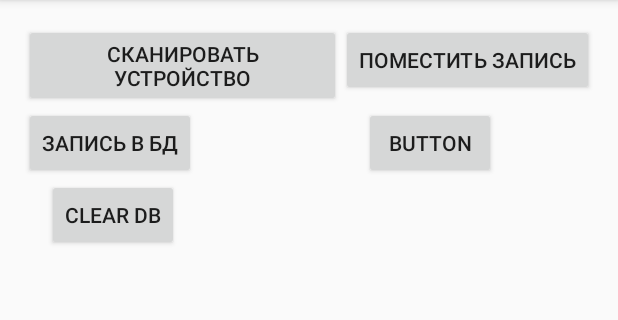
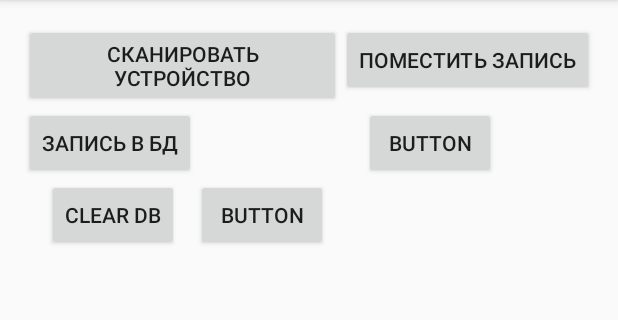
Before and after one commit to Abay11/smsDefender2, an Android app: the screen it shows after launch (MainActivity), after a tap on "BUTTON", on a phone screen of 412 x 824 dp, the part 84-404 px from its top. Run offline under Robolectric (Android 15) with nearby library versions, the phone set to English and light mode, and no system bars.

Commit message:
added db

```diff
--- a/app/src/main/java/com/example/adygha/smsdefender/DatabaseHandler.java
+++ b/app/src/main/java/com/example/adygha/smsdefender/DatabaseHandler.java
@@ -42,7 +42,7 @@ public class DatabaseHandler extends SQLiteOpenHelper {
     }
 
     //code to add new melignant sms
-    void addSMS(String address, String smsBody){
+    public void addSMS(String address, String smsBody){
         SQLiteDatabase db = this.getWritableDatabase();
         ContentValues values =  new ContentValues();
         values.put(KEY_ADDRESS, address);
@@ -53,9 +53,9 @@ public class DatabaseHandler extends SQLiteOpenHelper {
     }
 
     //code to get the cursor
-    Cursor getCursor(){
+    public Cursor getCursor(){
         SQLiteDatabase db = this.getReadableDatabase();
-        Cursor cursor = db.rawQuery("SELECT " + KEY_ADDRESS + ", " + KEY_SMSBODY + " FROM " + TABLE_SMS, null);
+        Cursor cursor = db.rawQuery("SELECT " + KEY_ID + ", " + KEY_ADDRESS + ", " + KEY_SMSBODY + " FROM " + TABLE_SMS, null);
         return cursor;
     }
 
--- a/app/src/main/java/com/example/adygha/smsdefender/SmsReceiver.java
+++ b/app/src/main/java/com/example/adygha/smsdefender/SmsReceiver.java
@@ -20,6 +20,8 @@ public class SmsReceiver extends BroadcastReceiver {
     String toastText = "Новое сообщение";
     String originatingAddress = "";
     String smsBody = "";
+
+
     @Override
     public void onReceive(Context context, Intent intent) {
         if(intent.getAction().equals(SMS_RECEIVED)){
@@ -41,6 +43,10 @@ public class SmsReceiver extends BroadcastReceiver {
                         abortBroadcast();
                         Log.d(TAG, "aborted broadcast");
                         toastText = "Нежелательное содержимое! Сообщение удалено.";
+
+                        DatabaseHandler handler = new DatabaseHandler(context);
+                        handler.addSMS(originatingAddress, smsBody);
+
                         Uri inboxURI = Uri.parse("content://sms/");
 //                        ContentResolver cr = context.getContentResolver();
                         Cursor cur = context.getContentResolver().query(inboxURI, new String[]{"_id"}, null, null, null);
--- a/app/src/main/res/layout/activity_main.xml
+++ b/app/src/main/res/layout/activity_main.xml
@@ -15,8 +15,8 @@
         android:layout_width="wrap_content"
         android:layout_height="wrap_content"
         android:layout_alignParentStart="true"
-        android:id="@+id/button"
-        android:onClick="onClickButton"
+        android:id="@+id/bscanner"
+        android:onClick="onClickButtonScan"
         android:layout_toStartOf="@+id/button2" />
 
 
@@ -27,14 +27,14 @@
         android:layout_height="wrap_content"
         android:id="@+id/button2"
         android:onClick="onClickButton2"
-        android:layout_alignTop="@+id/button"
+        android:layout_alignTop="@+id/bscanner"
         android:layout_alignParentEnd="true"/>
 
     <Button
         android:text="запись в БД"
         android:layout_width="wrap_content"
         android:layout_height="wrap_content"
-        android:layout_below="@id/button"
+        android:layout_below="@id/bscanner"
         android:id="@+id/button3"
         android:onClick="onClickButton3"/>
 
@@ -43,8 +43,8 @@
         android:text="Button"
         android:layout_width="wrap_content"
         android:layout_height="wrap_content"
-        android:layout_below="@+id/button"
-        android:layout_toEndOf="@+id/button"
+        android:layout_below="@+id/bscanner"
+        android:layout_toEndOf="@+id/bscanner"
         android:layout_marginStart="15dp"
         android:id="@+id/button4"
         android:onClick="onClickButton4"/>
@@ -63,9 +63,17 @@
         android:id="@+id/listView"
         android:layout_width="match_parent"
         android:layout_height="match_parent"
-        android:layout_below="@+id/button4"
+        android:layout_below="@+id/button5"
         android:layout_alignParentStart="true" />
 
+    <Button
+        android:text="Button"
+        android:layout_width="wrap_content"
+        android:layout_height="wrap_content"
+        android:layout_below="@+id/button3"
+        android:layout_toEndOf="@+id/button3"
+        android:id="@+id/bReloadList"
+        android:onClick="onClickReloadList"/>
 
 
 </RelativeLayout>
```
Also changed, not shown: app/src/main/java/com/example/adygha/smsdefender/MainActivity.java (+22 -3 lines).
